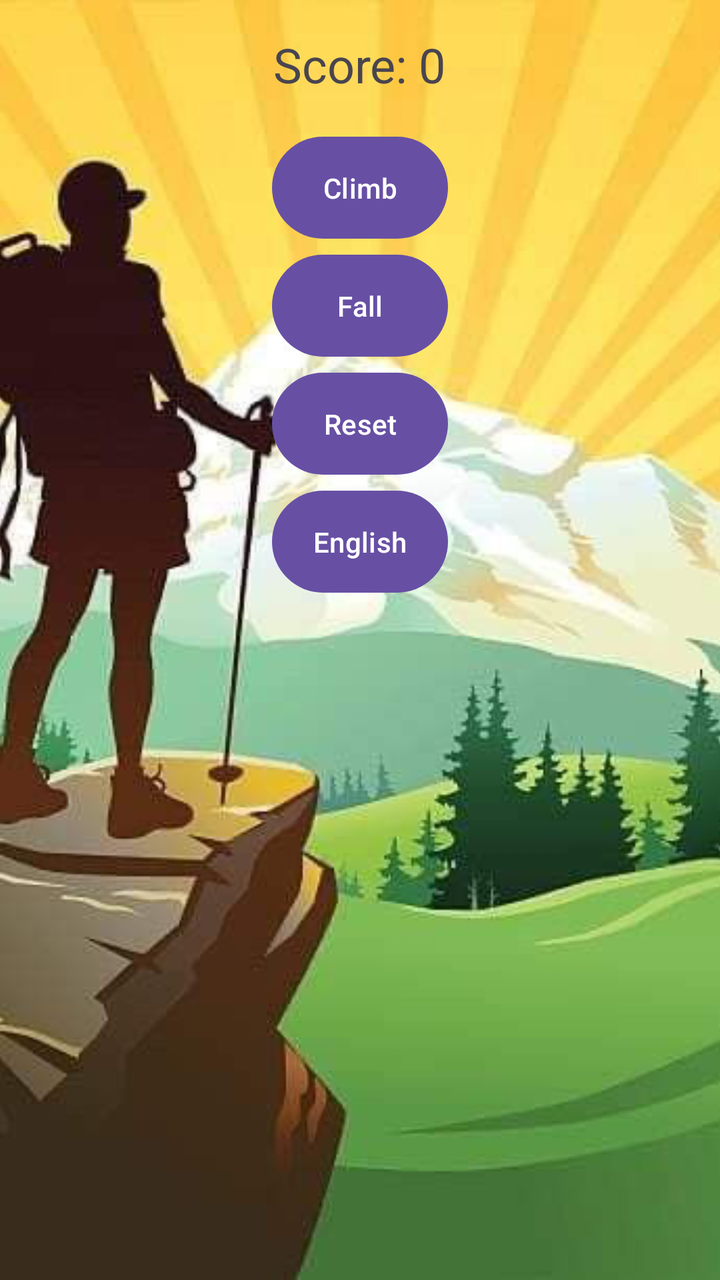
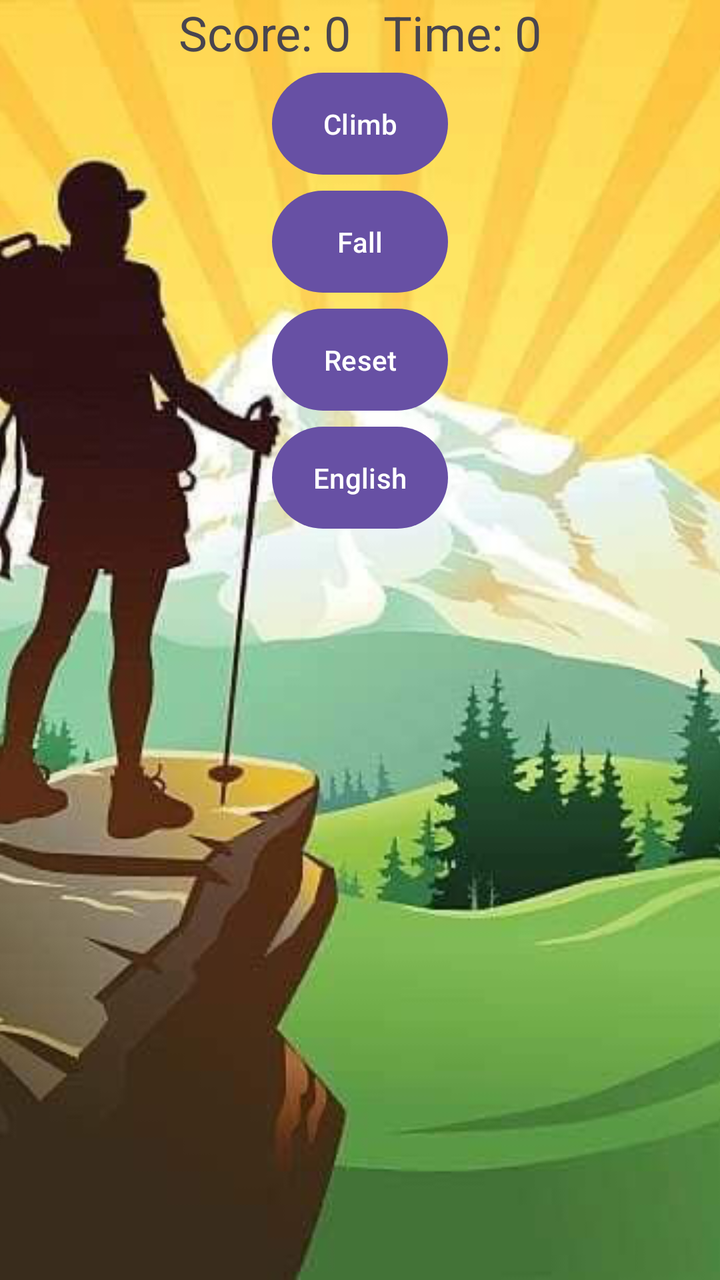

The first picture is an Android layout as it rendered before a commit; the second is the same layout after the commit. The layout source and the unified diff follow.
<!-- AndroidManifest.xml: application theme Theme.Assignment1 -->
<!-- res/layout/activity_main.xml -->
<FrameLayout xmlns:android="http://schemas.android.com/apk/res/android"
    xmlns:tools="http://schemas.android.com/tools"
    android:id="@+id/main"
    android:layout_width="match_parent"
    android:layout_height="match_parent"
    tools:context=".MainActivity">

    <ImageView
        android:id="@+id/backgroundImage"
        android:layout_width="match_parent"
        android:layout_height="match_parent"
        android:scaleType="centerCrop"
        android:src="@drawable/background_image"
        android:contentDescription="https://www.pinterest.com/pin/440508407320551293/" />

    <LinearLayout
        android:layout_width="match_parent"
        android:layout_height="match_parent"
        android:orientation="vertical">

        <TextView
            android:id="@+id/scoreTextView"
            android:layout_width="wrap_content"
            android:layout_height="wrap_content"
            android:text="Score: 0"
            android:textSize="24sp"
            android:layout_gravity="center"
            android:padding="16dp" />

        <Button
            android:id="@+id/climbButton"
            android:layout_width="wrap_content"
            android:layout_height="wrap_content"
            android:layout_gravity="center"
            android:padding="16dp"
            android:text="@string/climb" />

        <Button
            android:id="@+id/fallButton"
            android:layout_width="wrap_content"
            android:layout_height="wrap_content"
            android:layout_gravity="center"
            android:padding="16dp"
            android:text="@string/fall" />

        <Button
            android:id="@+id/resetButton"
            android:layout_width="wrap_content"
            android:layout_height="wrap_content"
            android:layout_gravity="center"
            android:padding="16dp"
            android:text="@string/reset" />

        <Button
            android:id="@+id/languageButton"
            android:layout_width="wrap_content"
            android:layout_height="wrap_content"
            android:text="@string/change_language"
            android:layout_gravity="center"
            android:padding="16dp" />
    </LinearLayout>
</FrameLayout>
<!-- resources referenced by this layout -->
<resources>
  <!-- drawable background_image: png bitmap (drawable, 294234 bytes) -->
  <string name="change_language">English</string>
  <string name="climb">Climb</string>
  <string name="fall">Fall</string>
  <string name="reset">Reset</string>
  <style name="Theme.Assignment1" parent="Base.Theme.Assignment1" />
  <style name="Base.Theme.Assignment1" parent="Theme.Material3.DayNight.NoActionBar">
          
          
      </style>
</resources>

<!-- the commit's change to res/layout/activity_main.xml (unified diff, before → after) -->
@@ -18,14 +18,27 @@
         android:layout_height="match_parent"
         android:orientation="vertical">
 
-        <TextView
-            android:id="@+id/scoreTextView"
+        <LinearLayout
             android:layout_width="wrap_content"
             android:layout_height="wrap_content"
-            android:text="Score: 0"
-            android:textSize="24sp"
-            android:layout_gravity="center"
-            android:padding="16dp" />
+            android:orientation="horizontal"
+            android:layout_gravity="center_horizontal">
+
+            <TextView
+                android:id="@+id/scoreTextView"
+                android:layout_width="wrap_content"
+                android:layout_height="wrap_content"
+                android:text="Score: 0"
+                android:textSize="24sp"
+                android:paddingEnd="16dp" />
+
+            <TextView
+                android:id="@+id/timerTextView"
+                android:layout_width="wrap_content"
+                android:layout_height="wrap_content"
+                android:text="Time: 0"
+                android:textSize="24sp" />
+        </LinearLayout>
 
         <Button
             android:id="@+id/climbButton"
